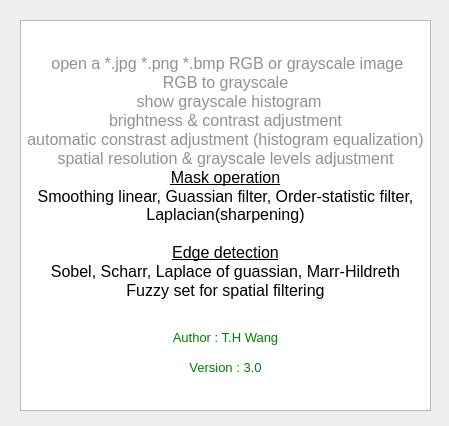
Old version of the form aboutdialog.ui in the repository r05522814/Image_processing.
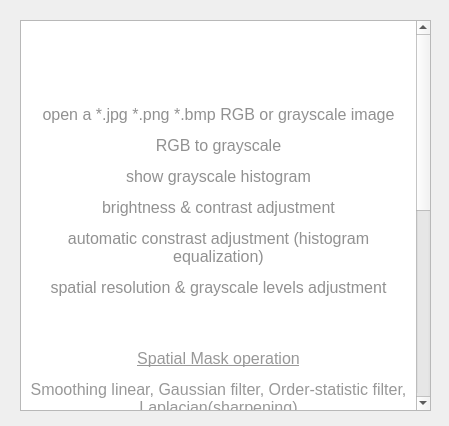
New version of the form.

What changed in the file:
```diff
--- a/aboutdialog.ui
+++ b/aboutdialog.ui
@@ -27,25 +27,29 @@
 &lt;html&gt;&lt;head&gt;&lt;meta name=&quot;qrichtext&quot; content=&quot;1&quot; /&gt;&lt;style type=&quot;text/css&quot;&gt;
 p, li { white-space: pre-wrap; }
 &lt;/style&gt;&lt;/head&gt;&lt;body style=&quot; font-family:'PMingLiU'; font-size:9pt; font-weight:400; font-style:normal;&quot;&gt;
-&lt;p align=&quot;center&quot; style=&quot;-qt-paragraph-type:empty; margin-top:0px; margin-bottom:0px; margin-left:0px; margin-right:0px; -qt-block-indent:0; text-indent:0px;&quot;&gt;&lt;br /&gt;&lt;/p&gt;
-&lt;p align=&quot;center&quot; style=&quot;-qt-paragraph-type:empty; margin-top:0px; margin-bottom:0px; margin-left:0px; margin-right:0px; -qt-block-indent:0; text-indent:0px; font-size:10pt; color:#008000;&quot;&gt;&lt;br /&gt;&lt;/p&gt;
-&lt;p align=&quot;center&quot; style=&quot; margin-top:0px; margin-bottom:0px; margin-left:0px; margin-right:0px; -qt-block-indent:0; text-indent:0px;&quot;&gt;&lt;span style=&quot; font-size:10pt; color:#919191;&quot;&gt; &lt;/span&gt;&lt;span style=&quot; font-family:'Times New Roman,serif'; font-size:12pt; color:#919191;&quot;&gt;open a *.jpg *.png *.bmp RGB or grayscale image&lt;/span&gt;&lt;/p&gt;
-&lt;p align=&quot;center&quot; style=&quot; margin-top:0px; margin-bottom:0px; margin-left:0px; margin-right:0px; -qt-block-indent:0; text-indent:0px;&quot;&gt;&lt;span style=&quot; font-family:'Times New Roman,serif'; font-size:12pt; color:#919191;&quot;&gt;RGB to grayscale&lt;/span&gt;&lt;/p&gt;
-&lt;p align=&quot;center&quot; style=&quot; margin-top:0px; margin-bottom:0px; margin-left:0px; margin-right:0px; -qt-block-indent:0; text-indent:0px;&quot;&gt;&lt;span style=&quot; font-size:10pt; color:#919191;&quot;&gt;  &lt;/span&gt;&lt;span style=&quot; font-family:'Times New Roman,serif'; font-size:12pt; color:#919191;&quot;&gt;show grayscale histogram&lt;/span&gt;&lt;/p&gt;
-&lt;p align=&quot;center&quot; style=&quot; margin-top:0px; margin-bottom:0px; margin-left:0px; margin-right:0px; -qt-block-indent:0; text-indent:0px;&quot;&gt;&lt;span style=&quot; font-family:'Times New Roman,serif'; font-size:12pt; color:#919191;&quot;&gt;brightness &amp;amp; contrast adjustment&lt;/span&gt;&lt;/p&gt;
-&lt;p align=&quot;center&quot; style=&quot; margin-top:0px; margin-bottom:0px; margin-left:0px; margin-right:0px; -qt-block-indent:0; text-indent:0px;&quot;&gt;&lt;span style=&quot; font-family:'Times New Roman,serif'; font-size:12pt; color:#919191;&quot;&gt;automatic constrast adjustment (histogram equalization)&lt;/span&gt;&lt;/p&gt;
-&lt;p align=&quot;center&quot; style=&quot; margin-top:0px; margin-bottom:0px; margin-left:0px; margin-right:0px; -qt-block-indent:0; text-indent:0px;&quot;&gt;&lt;span style=&quot; font-family:'Times New Roman,serif'; font-size:12pt; color:#919191;&quot;&gt;spatial resolution &amp;amp; grayscale levels adjustment&lt;/span&gt;&lt;/p&gt;
-&lt;p align=&quot;center&quot; style=&quot; margin-top:0px; margin-bottom:0px; margin-left:0px; margin-right:0px; -qt-block-indent:0; text-indent:0px;&quot;&gt;&lt;span style=&quot; font-family:'Times New Roman,serif'; font-size:12pt; text-decoration: underline; color:#000000;&quot;&gt;Mask operation&lt;/span&gt;&lt;/p&gt;
-&lt;p align=&quot;center&quot; style=&quot; margin-top:0px; margin-bottom:0px; margin-left:0px; margin-right:0px; -qt-block-indent:0; text-indent:0px;&quot;&gt;&lt;span style=&quot; font-family:'Times New Roman,serif'; font-size:12pt; color:#000000;&quot;&gt;Smoothing linear, Guassian filter, Order-statistic filter, Laplacian(sharpening)&lt;/span&gt;&lt;/p&gt;
-&lt;p align=&quot;center&quot; style=&quot;-qt-paragraph-type:empty; margin-top:0px; margin-bottom:0px; margin-left:0px; margin-right:0px; -qt-block-indent:0; text-indent:0px; font-family:'Times New Roman,serif'; font-size:12pt; color:#000000;&quot;&gt;&lt;br /&gt;&lt;/p&gt;
-&lt;p align=&quot;center&quot; style=&quot; margin-top:0px; margin-bottom:0px; margin-left:0px; margin-right:0px; -qt-block-indent:0; text-indent:0px;&quot;&gt;&lt;span style=&quot; font-family:'Times New Roman,serif'; font-size:12pt; text-decoration: underline; color:#000000;&quot;&gt;Edge detection&lt;/span&gt;&lt;/p&gt;
-&lt;p align=&quot;center&quot; style=&quot; margin-top:0px; margin-bottom:0px; margin-left:0px; margin-right:0px; -qt-block-indent:0; text-indent:0px;&quot;&gt;&lt;span style=&quot; font-family:'Times New Roman,serif'; font-size:12pt;&quot;&gt;Sobel, Scharr, Laplace of guassian, Marr-Hildreth&lt;/span&gt;&lt;/p&gt;
-&lt;p align=&quot;center&quot; style=&quot; margin-top:0px; margin-bottom:0px; margin-left:0px; margin-right:0px; -qt-block-indent:0; text-indent:0px;&quot;&gt;&lt;span style=&quot; font-family:'Times New Roman,serif'; font-size:12pt;&quot;&gt;Fuzzy set for spatial filtering&lt;/span&gt;&lt;/p&gt;
-&lt;p align=&quot;center&quot; style=&quot;-qt-paragraph-type:empty; margin-top:0px; margin-bottom:0px; margin-left:0px; margin-right:0px; -qt-block-indent:0; text-indent:0px; font-family:'Courier New'; font-size:10pt;&quot;&gt;&lt;br /&gt;&lt;/p&gt;
-&lt;p align=&quot;center&quot; style=&quot;-qt-paragraph-type:empty; margin-top:0px; margin-bottom:0px; margin-left:0px; margin-right:0px; -qt-block-indent:0; text-indent:0px; font-family:'Courier New'; font-size:10pt;&quot;&gt;&lt;br /&gt;&lt;/p&gt;
-&lt;p align=&quot;center&quot; style=&quot; margin-top:0px; margin-bottom:0px; margin-left:0px; margin-right:0px; -qt-block-indent:0; text-indent:0px;&quot;&gt;&lt;span style=&quot; font-family:'Courier New'; font-size:10pt; color:#008000;&quot;&gt;Author : T.H Wang&lt;/span&gt;&lt;/p&gt;
-&lt;p align=&quot;center&quot; style=&quot;-qt-paragraph-type:empty; margin-top:0px; margin-bottom:0px; margin-left:0px; margin-right:0px; -qt-block-indent:0; text-indent:0px; font-family:'Courier New'; font-size:10pt;&quot;&gt;&lt;br /&gt;&lt;/p&gt;
-&lt;p align=&quot;center&quot; style=&quot; margin-top:0px; margin-bottom:0px; margin-left:0px; margin-right:0px; -qt-block-indent:0; text-indent:0px;&quot;&gt;&lt;span style=&quot; font-family:'Courier New'; font-size:10pt; color:#008000;&quot;&gt;Version : 3.0&lt;/span&gt;&lt;/p&gt;&lt;/body&gt;&lt;/html&gt;</string>
+&lt;p align=&quot;center&quot; style=&quot; margin-top:12px; margin-bottom:12px; margin-left:0px; margin-right:0px; -qt-block-indent:0; text-indent:0px;&quot;&gt;&lt;br /&gt;&lt;/p&gt;
+&lt;p align=&quot;center&quot; style=&quot; margin-top:12px; margin-bottom:12px; margin-left:0px; margin-right:0px; -qt-block-indent:0; text-indent:0px;&quot;&gt;&lt;br /&gt;&lt;/p&gt;
+&lt;p align=&quot;center&quot; style=&quot; margin-top:12px; margin-bottom:12px; margin-left:0px; margin-right:0px; -qt-block-indent:0; text-indent:0px;&quot;&gt;&lt;span style=&quot; font-family:'Times New Roman,serif'; font-size:12pt; color:#919191;&quot;&gt;open a *.jpg *.png *.bmp RGB or grayscale image&lt;/span&gt;&lt;/p&gt;
+&lt;p align=&quot;center&quot; style=&quot; margin-top:12px; margin-bottom:12px; margin-left:0px; margin-right:0px; -qt-block-indent:0; text-indent:0px;&quot;&gt;&lt;span style=&quot; font-family:'Times New Roman,serif'; font-size:12pt; color:#919191;&quot;&gt;RGB to grayscale&lt;/span&gt;&lt;/p&gt;
+&lt;p align=&quot;center&quot; style=&quot; margin-top:12px; margin-bottom:12px; margin-left:0px; margin-right:0px; -qt-block-indent:0; text-indent:0px;&quot;&gt;&lt;span style=&quot; font-family:'Times New Roman,serif'; font-size:12pt; color:#919191;&quot;&gt;show grayscale histogram&lt;/span&gt;&lt;/p&gt;
+&lt;p align=&quot;center&quot; style=&quot; margin-top:12px; margin-bottom:12px; margin-left:0px; margin-right:0px; -qt-block-indent:0; text-indent:0px;&quot;&gt;&lt;span style=&quot; font-family:'Times New Roman,serif'; font-size:12pt; color:#919191;&quot;&gt;brightness &amp;amp; contrast adjustment&lt;/span&gt;&lt;/p&gt;
+&lt;p align=&quot;center&quot; style=&quot; margin-top:12px; margin-bottom:12px; margin-left:0px; margin-right:0px; -qt-block-indent:0; text-indent:0px;&quot;&gt;&lt;span style=&quot; font-family:'Times New Roman,serif'; font-size:12pt; color:#919191;&quot;&gt;automatic constrast adjustment (histogram equalization)&lt;/span&gt;&lt;/p&gt;
+&lt;p align=&quot;center&quot; style=&quot; margin-top:12px; margin-bottom:12px; margin-left:0px; margin-right:0px; -qt-block-indent:0; text-indent:0px;&quot;&gt;&lt;span style=&quot; font-family:'Times New Roman,serif'; font-size:12pt; color:#919191;&quot;&gt;spatial resolution &amp;amp; grayscale levels adjustment&lt;/span&gt;&lt;/p&gt;
+&lt;p align=&quot;center&quot; style=&quot; margin-top:12px; margin-bottom:12px; margin-left:0px; margin-right:0px; -qt-block-indent:0; text-indent:0px;&quot;&gt;&lt;br /&gt;&lt;/p&gt;
+&lt;p align=&quot;center&quot; style=&quot; margin-top:12px; margin-bottom:12px; margin-left:0px; margin-right:0px; -qt-block-indent:0; text-indent:0px;&quot;&gt;&lt;span style=&quot; font-family:'Times New Roman,serif'; font-size:12pt; text-decoration: underline; color:#989898;&quot;&gt;Spatial Mask operation&lt;/span&gt;&lt;/p&gt;
+&lt;p align=&quot;center&quot; style=&quot; margin-top:12px; margin-bottom:12px; margin-left:0px; margin-right:0px; -qt-block-indent:0; text-indent:0px;&quot;&gt;&lt;span style=&quot; font-family:'Times New Roman,serif'; font-size:12pt; color:#989898;&quot;&gt;Smoothing linear, Gaussian filter, Order-statistic filter, Laplacian(sharpening)&lt;/span&gt;&lt;/p&gt;
+&lt;p align=&quot;center&quot; style=&quot; margin-top:12px; margin-bottom:12px; margin-left:0px; margin-right:0px; -qt-block-indent:0; text-indent:0px;&quot;&gt;&lt;span style=&quot; font-family:'Times New Roman,serif'; font-size:12pt; text-decoration: underline; color:#989898;&quot;&gt;Edge detection&lt;/span&gt;&lt;/p&gt;
+&lt;p align=&quot;center&quot; style=&quot; margin-top:12px; margin-bottom:12px; margin-left:0px; margin-right:0px; -qt-block-indent:0; text-indent:0px;&quot;&gt;&lt;span style=&quot; font-family:'Times New Roman,serif'; font-size:12pt; color:#989898;&quot;&gt;Sobel, Scharr, Laplace of Gaussian, Marr-Hildreth&lt;/span&gt;&lt;/p&gt;
+&lt;p align=&quot;center&quot; style=&quot; margin-top:12px; margin-bottom:12px; margin-left:0px; margin-right:0px; -qt-block-indent:0; text-indent:0px;&quot;&gt;&lt;span style=&quot; font-family:'Times New Roman,serif'; font-size:12pt; color:#989898;&quot;&gt;Fuzzy set for spatial filtering&lt;/span&gt;&lt;/p&gt;
+&lt;p align=&quot;center&quot; style=&quot; margin-top:12px; margin-bottom:12px; margin-left:0px; margin-right:0px; -qt-block-indent:0; text-indent:0px;&quot;&gt;&lt;br /&gt;&lt;/p&gt;
+&lt;p align=&quot;center&quot; style=&quot; margin-top:12px; margin-bottom:12px; margin-left:0px; margin-right:0px; -qt-block-indent:0; text-indent:0px;&quot;&gt;&lt;span style=&quot; font-family:'Times New Roman,serif'; font-size:12pt; text-decoration: underline; color:#000000;&quot;&gt;Frequency domain Mask operation&lt;/span&gt;&lt;/p&gt;
+&lt;p align=&quot;center&quot; style=&quot; margin-top:12px; margin-bottom:12px; margin-left:0px; margin-right:0px; -qt-block-indent:0; text-indent:0px;&quot;&gt;&lt;span style=&quot; font-family:'Times New Roman,serif'; font-size:12pt; color:#000000;&quot;&gt;DFT, IDFT, Idael filter, &lt;/span&gt;&lt;span style=&quot; font-family:'Times New Roman,serif'; font-size:12pt;&quot;&gt;Butterworth filter, Gaussian filter&lt;/span&gt;&lt;/p&gt;
+&lt;p align=&quot;center&quot; style=&quot; margin-top:12px; margin-bottom:12px; margin-left:0px; margin-right:0px; -qt-block-indent:0; text-indent:0px;&quot;&gt;&lt;span style=&quot; font-family:'Times New Roman,serif'; font-size:12pt;&quot;&gt;Homomorphic filter&lt;/span&gt;&lt;/p&gt;
+&lt;p align=&quot;center&quot; style=&quot; margin-top:12px; margin-bottom:12px; margin-left:0px; margin-right:0px; -qt-block-indent:0; text-indent:0px;&quot;&gt;&lt;br /&gt;&lt;/p&gt;
+&lt;p align=&quot;center&quot; style=&quot; margin-top:12px; margin-bottom:12px; margin-left:0px; margin-right:0px; -qt-block-indent:0; text-indent:0px;&quot;&gt;&lt;br /&gt;&lt;/p&gt;
+&lt;p align=&quot;center&quot; style=&quot; margin-top:12px; margin-bottom:12px; margin-left:0px; margin-right:0px; -qt-block-indent:0; text-indent:0px;&quot;&gt;&lt;span style=&quot; font-family:'Courier New'; font-size:10pt; color:#008000;&quot;&gt;Author : T.H Wang&lt;/span&gt;&lt;/p&gt;
+&lt;p align=&quot;center&quot; style=&quot; margin-top:12px; margin-bottom:12px; margin-left:0px; margin-right:0px; -qt-block-indent:0; text-indent:0px;&quot;&gt;&lt;br /&gt;&lt;/p&gt;
+&lt;p align=&quot;center&quot; style=&quot; margin-top:12px; margin-bottom:12px; margin-left:0px; margin-right:0px; -qt-block-indent:0; text-indent:0px;&quot;&gt;&lt;span style=&quot; font-family:'Courier New'; font-size:10pt; color:#008000;&quot;&gt;Version : 4.0&lt;/span&gt;&lt;/p&gt;&lt;/body&gt;&lt;/html&gt;</string>
    </property>
   </widget>
  </widget>
```
